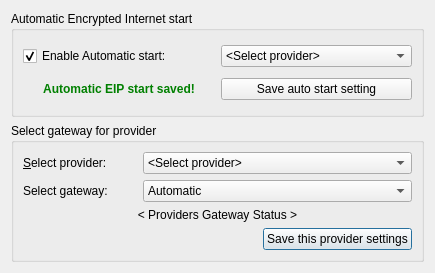
The window that src/leap/bitmask/gui/ui/eippreferences.ui (leapcode/bitmask_client) describes before a commit, drawn with Qt 5.
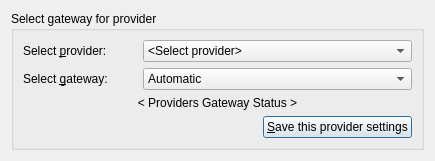
The same window after the commit. Icons and pictures are not drawn.

Commit message:
Remove autostart eip option from settings panel.
[Closes #4132]

```diff
--- a/src/leap/bitmask/gui/ui/eippreferences.ui
+++ b/src/leap/bitmask/gui/ui/eippreferences.ui
@@ -7,7 +7,7 @@
     <x>0</x>
     <y>0</y>
     <width>435</width>
-    <height>273</height>
+    <height>144</height>
    </rect>
   </property>
   <property name="windowTitle">
@@ -18,7 +18,7 @@
     <normaloff>:/images/mask-icon.png</normaloff>:/images/mask-icon.png</iconset>
   </property>
   <layout class="QGridLayout" name="gridLayout_2">
-   <item row="1" column="0">
+   <item row="0" column="0">
     <widget class="QGroupBox" name="gbGatewaySelector">
      <property name="enabled">
       <bool>true</bool>
@@ -33,7 +33,7 @@
       <item row="0" column="0">
        <widget class="QLabel" name="lblSelectProvider">
         <property name="text">
-         <string>&amp;Select provider:</string>
+         <string>Select &amp;provider:</string>
         </property>
         <property name="buddy">
          <cstring>cbProvidersGateway</cstring>
@@ -52,7 +52,7 @@
       <item row="7" column="2">
        <widget class="QPushButton" name="pbSaveGateway">
         <property name="text">
-         <string>Save this provider settings</string>
+         <string>&amp;Save this provider settings</string>
         </property>
        </widget>
       </item>
@@ -69,7 +69,10 @@
       <item row="1" column="0">
        <widget class="QLabel" name="label">
         <property name="text">
-         <string>Select gateway:</string>
+         <string>Select &amp;gateway:</string>
+        </property>
+        <property name="buddy">
+         <cstring>cbGateways</cstring>
         </property>
        </widget>
       </item>
@@ -85,70 +88,6 @@
      </layout>
     </widget>
    </item>
-   <item row="0" column="0">
-    <widget class="QGroupBox" name="gbAutomaticEIP">
-     <property name="title">
-      <string>Automatic Encrypted Internet start</string>
-     </property>
-     <layout class="QGridLayout" name="gridLayout_3">
-      <item row="3" column="0">
-       <widget class="QLabel" name="lblAutoStartEIPStatus">
-        <property name="layoutDirection">
-         <enum>Qt::LeftToRight</enum>
-        </property>
-        <property name="styleSheet">
-         <string notr="true"/>
-        </property>
-        <property name="frameShape">
-         <enum>QFrame::NoFrame</enum>
-        </property>
-        <property name="frameShadow">
-         <enum>QFrame::Plain</enum>
-        </property>
-        <property name="text">
-         <string>&lt;font color='green'&gt;&lt;b&gt;Automatic EIP start saved!&lt;/b&gt;&lt;/font&gt;</string>
-        </property>
-        <property name="alignment">
-         <set>Qt::AlignCenter</set>
-        </property>
-       </widget>
-      </item>
-      <item row="3" column="1">
-       <widget class="QPushButton" name="pbSaveAutoStartEIP">
-        <property name="text">
-         <string>Save auto start setting</string>
-        </property>
-       </widget>
-      </item>
-      <item row="0" column="0">
-       <widget class="QCheckBox" name="cbAutoStartEIP">
-        <property name="layoutDirection">
-         <enum>Qt::LeftToRight</enum>
-        </property>
-        <property name="text">
-         <string>Enable Automatic start:</string>
-        </property>
-        <property name="checked">
-         <bool>true</bool>
-        </property>
-       </widget>
-      </item>
-      <item row="0" column="1">
-       <widget class="QComboBox" name="cbProvidersEIP">
-        <item>
-         <property name="text">
-          <string>&lt;Select provider&gt;</string>
-         </property>
-        </item>
-       </widget>
-      </item>
-     </layout>
-     <zorder>cbAutoStartEIP</zorder>
-     <zorder>lblAutoStartEIPStatus</zorder>
-     <zorder>pbSaveAutoStartEIP</zorder>
-     <zorder>cbProvidersEIP</zorder>
-    </widget>
-   </item>
   </layout>
  </widget>
  <tabstops>
```
Left out of the diff: 22 changed lines with no effect on the pictures. The commit also changes 2 other files.
